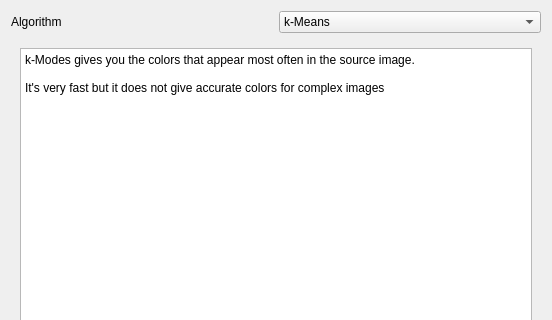
Before: the Qt Designer form src/gui/widgets/dialogs/color_quantization_dialog.ui in mbasaglia/glaxnimate, drawn with Qt 5; both pictures show x 0 to 552 and y 0 to 320 of the 552 by 463 pixel window.
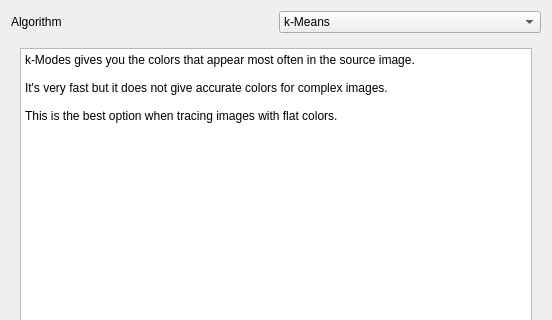
After: the same form once the commit is applied. The open tabs and pages were chosen to show the change. Icons and pictures are not drawn.

The edit to the form file:
```diff
--- a/src/gui/widgets/dialogs/color_quantization_dialog.ui
+++ b/src/gui/widgets/dialogs/color_quantization_dialog.ui
@@ -131,7 +131,9 @@
          <property name="plainText">
           <string>k-Modes gives you the colors that appear most often in the source image.
 
-It's very fast but it does not give accurate colors for complex images</string>
+It's very fast but it does not give accurate colors for complex images.
+
+This is the best option when tracing images with flat colors.</string>
          </property>
         </widget>
        </item>
```
Left out of the diff: 5 changed lines with no effect on the pictures.
